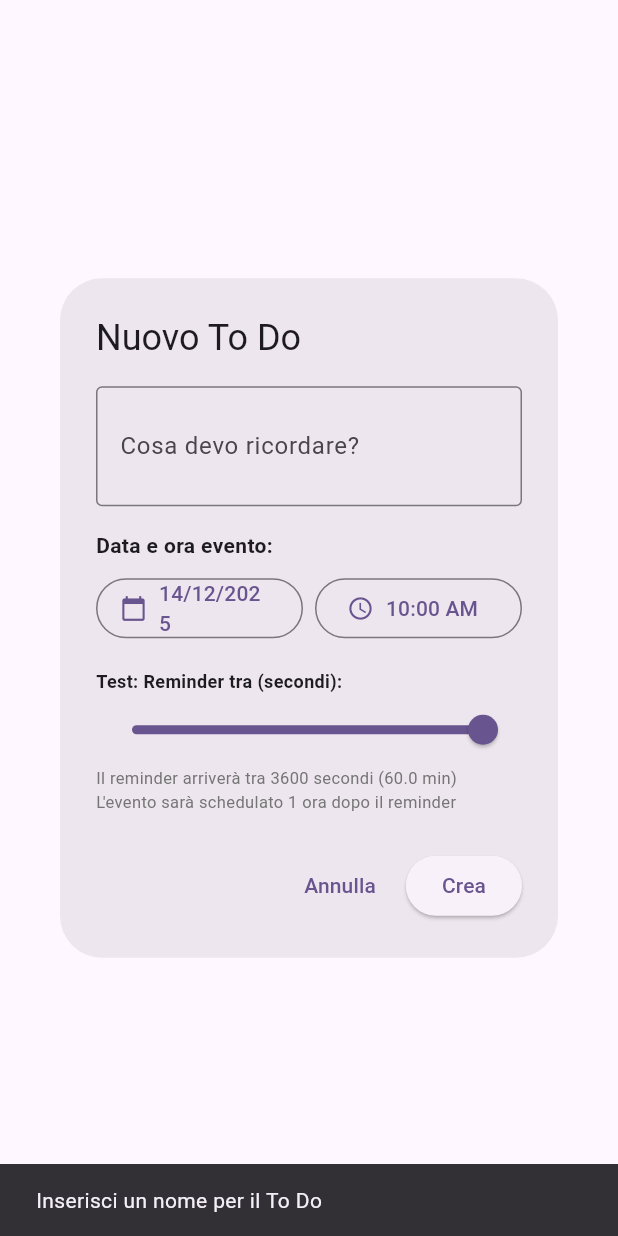
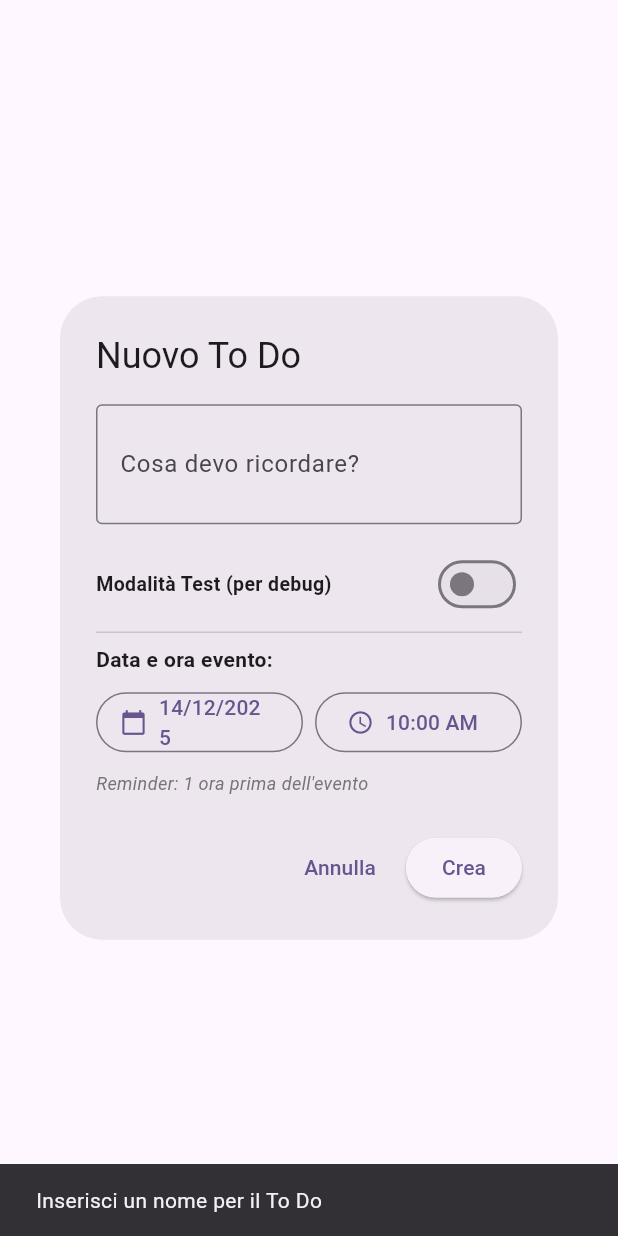
Before and after one commit to donpablitoooooooo/TuyJo, a Flutter app: the _CreateTodoDialog widget shown alone on an empty page, opened directly with empty values, after a tap on "Crea", on a phone screen of 412 x 824 dp. Run offline on Flutter 3.47's test engine with Material 3 defaults, Android fonts, the phone set to English and light mode, and no system bars; our stand-ins replace cloud_firestore, firebase_core, firebase_messaging, flutter_local_notifications, flutter_secure_storage, qr_flutter and 1 more; missing offline and left inert: asn1lib, encrypt, mobile_scanner, pointycastle; accounts and stored records are empty; statements that could not run were skipped.

Commit message:
fix: Add toggle to choose between test mode and calendar date
Previously the dialog always used test mode (DateTime.now() + seconds),
ignoring the selected calendar date completely.

Now users can toggle between:
- Normal mode (default): Uses the exact date/time selected from calendar
- Test mode: Uses DateTime.now() + seconds for quick testing

The UI dynamically shows either:
- Date/time pickers when in normal mode
- Seconds slider when in test mode

This allows proper use of the calendar for real events while still
supporting quick testing with the seconds slider.

```diff
--- a/flutter-app/lib/screens/chat_screen.dart
+++ b/flutter-app/lib/screens/chat_screen.dart
@@ -640,6 +640,7 @@ class _CreateTodoDialogState extends State<_CreateTodoDialog> {
   DateTime _selectedDate = DateTime.now().add(const Duration(days: 1));
   TimeOfDay _selectedTime = const TimeOfDay(hour: 10, minute: 0);
   int _testReminderSeconds = 3600; // 1 ora in secondi per default
+  bool _useTestMode = false; // Modalità test disattivata di default
 
   @override
   void dispose() {
@@ -677,21 +678,26 @@ class _CreateTodoDialogState extends State<_CreateTodoDialog> {
       return;
     }
 
-    // Combina data e ora
-    final dueDate = DateTime(
+    DateTime actualDueDate;
+
+    if (_useTestMode) {
+      // MODALITÀ TEST: usa i secondi impostati
+      // Il reminder arriva dopo i secondi impostati
+      // Ma il dueDate deve essere 1 ora dopo il reminder (perché il sistema fa dueDate - 1h)
+      actualDueDate = DateTime.now().add(Duration(
+        seconds: _testReminderSeconds, // Quando arriva il reminder
+        hours: 1, // + 1 ora per il dueDate effettivo
+      ));
+    } else {
+      // MODALITÀ NORMALE: usa la data e ora selezionate dal calendario
+      actualDueDate = DateTime(
         _selectedDate.year,
         _selectedDate.month,
         _selectedDate.day,
         _selectedTime.hour,
         _selectedTime.minute,
       );
-
-    // Per il testing, il reminder arriva dopo i secondi impostati
-    // Ma il dueDate deve essere 1 ora dopo il reminder (perché il sistema fa dueDate - 1h)
-    final actualDueDate = DateTime.now().add(Duration(
-      seconds: _testReminderSeconds, // Quando arriva il reminder
-      hours: 1, // + 1 ora per il dueDate effettivo
-    ));
+    }
 
     widget.onCreateTodo(_controller.text.trim(), actualDueDate);
     Navigator.pop(context);
@@ -716,6 +722,23 @@ class _CreateTodoDialogState extends State<_CreateTodoDialog> {
               maxLines: 2,
             ),
             const SizedBox(height: 16),
+            Row(
+              mainAxisAlignment: MainAxisAlignment.spaceBetween,
+              children: [
+                const Text(
+                  'Modalità Test (per debug)',
+                  style: TextStyle(fontWeight: FontWeight.bold, fontSize: 13),
+                ),
+                Switch(
+                  value: _useTestMode,
+                  onChanged: (value) {
+                    setState(() => _useTestMode = value);
+                  },
+                ),
+              ],
+            ),
+            const Divider(),
+            if (!_useTestMode) ...[
               const Text(
                 'Data e ora evento:',
                 style: TextStyle(fontWeight: FontWeight.bold),
@@ -740,9 +763,14 @@ class _CreateTodoDialogState extends State<_CreateTodoDialog> {
                   ),
                 ],
               ),
-            const SizedBox(height: 16),
+              const SizedBox(height: 8),
+              Text(
+                'Reminder: 1 ora prima dell\'evento',
+                style: TextStyle(fontSize: 12, color: Colors.grey[600], fontStyle: FontStyle.italic),
+              ),
+            ] else ...[
               const Text(
-              'Test: Reminder tra (secondi):',
+                'Reminder tra (secondi):',
                 style: TextStyle(fontWeight: FontWeight.bold, fontSize: 12),
               ),
               Slider(
@@ -761,6 +789,7 @@ class _CreateTodoDialogState extends State<_CreateTodoDialog> {
                 style: TextStyle(fontSize: 11, color: Colors.grey[600]),
               ),
             ],
+          ],
         ),
       ),
       actions: [
```
Lines whose indentation alone changed are shown as unchanged.
